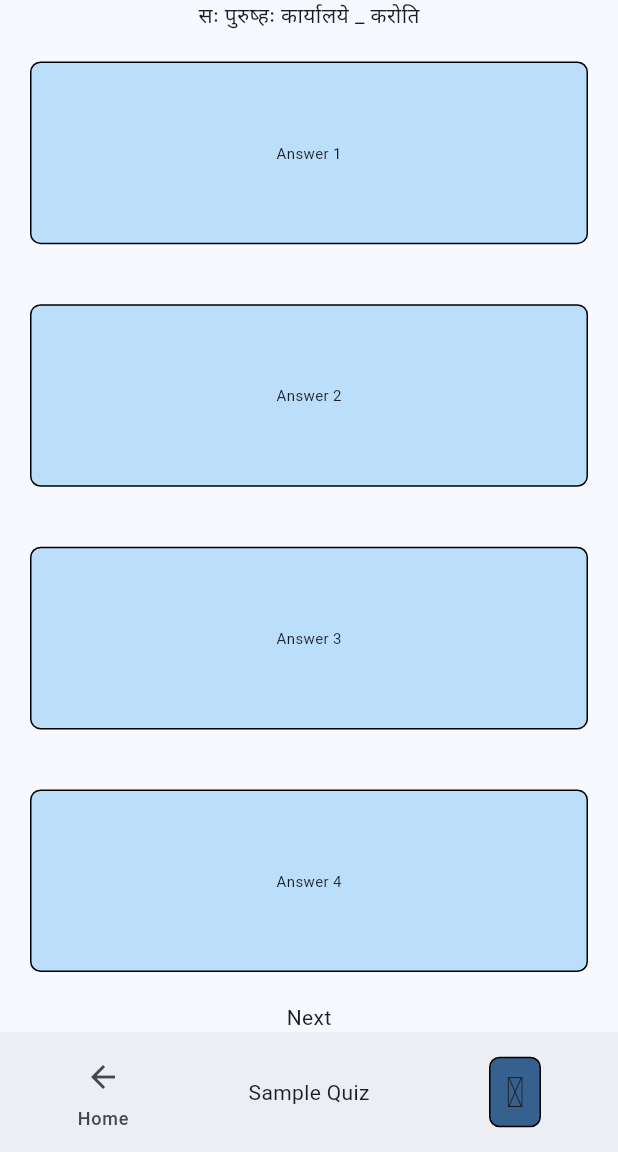
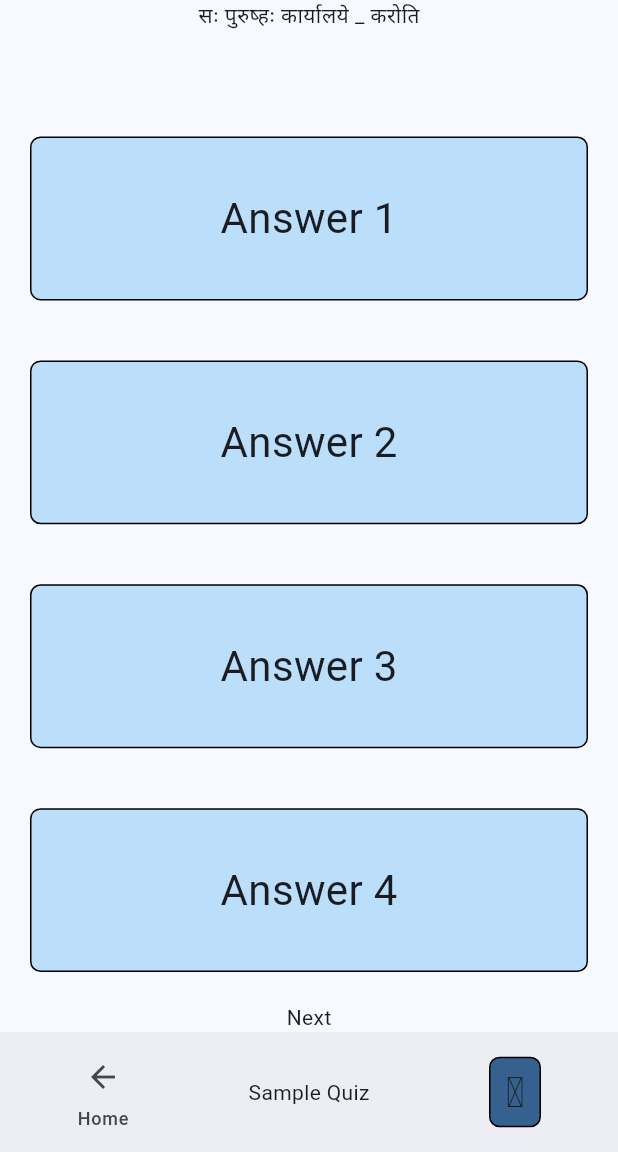
Before and after one commit to JishnuM5/5MinuteSanskrit, a Flutter app: the MyHomePage screen opened directly, after a tap on "Sample Quiz", on a phone screen of 412 x 824 dp, the part 84-1236 px from its top. Run offline on Flutter 3.47's test engine with Material 3 defaults, Android fonts, the phone set to English and light mode, and no system bars.

Commit message:
Implementing a theme, text animation, and file organization

```diff
--- a/lib/main.dart
+++ b/lib/main.dart
@@ -1,5 +1,6 @@
 import 'package:flutter/material.dart';
 import 'package:provider/provider.dart';
+import 'quiz_page.dart';
 
 void main() {
   runApp(const MyApp());
@@ -19,8 +20,9 @@ class MyApp extends StatelessWidget {
         theme: ThemeData(
           colorScheme: ColorScheme.fromSeed(seedColor: Colors.blue),
           useMaterial3: true,
+          //fontFamily:
         ),
-        home: const MyHomePage(title: '5 Minute Sanskrit'),
+        home: const MyHomePage(title: '5 Minute संस्कृतम्'),
       ),
     );
   }
@@ -132,6 +134,7 @@ class _MyHomePageState extends State<MyHomePage> {
   }
 }
 
+//This is the navigation bar that will be displayed on the main page
 class NavBar extends StatelessWidget {
   const NavBar({super.key, required this.appState, required this.navBarIndex});
 
@@ -247,13 +250,11 @@ class _MainPageState extends State<MainPage> {
                         const BoxConstraints.tightFor(width: 800, height: 200),
                     padding: const EdgeInsets.all(15.0),
                     alignment: Alignment.center,
-                    child: const Text(
+                    child: Text(
                       'Sample Quiz',
-                      style: TextStyle(
-                          fontSize: 20.0 //DefaultTextStyle.of(context)
-                          // .style
-                          // .apply(fontSizeFactor: 2.0), <-Future Code
-                          ),
+                      style: DefaultTextStyle.of(context)
+                          .style
+                          .apply(fontSizeFactor: 2.0),
                     ),
                   ),
                 ),
@@ -265,75 +266,3 @@ class _MainPageState extends State<MainPage> {
     );
   }
 }
-
-class QuizPage extends StatefulWidget {
-  const QuizPage({super.key});
-
-  @override
-  State<QuizPage> createState() => _QuizPageState();
-}
-
-class _QuizPageState extends State<QuizPage> {
-  @override
-  Widget build(BuildContext context) {
-    return Scaffold(
-      // A scroll view of questions
-      body: LayoutBuilder(builder: (context, constraints) {
-        return SingleChildScrollView(
-          child: ConstrainedBox(
-            constraints: BoxConstraints(
-                minWidth: constraints.maxWidth,
-                minHeight: constraints.maxHeight),
-            child: const IntrinsicHeight(
-              child: Column(
-                mainAxisSize: MainAxisSize.max,
-                children: [
-                  Text('सः पुरुष्हः कार्यालये _ करोति'),
-                  Expanded(child: AnswerTile(option: 'Answer 1')),
-                  Expanded(child: AnswerTile(option: 'Answer 2')),
-                  Expanded(child: AnswerTile(option: 'Answer 3')),
-                  Expanded(child: AnswerTile(option: 'Answer 4')),
-                  Text('Next'),
-                ],
-              ),
-            ),
-          ),
-        );
-      }),
-    );
-  }
-}
-
-class AnswerTile extends StatelessWidget {
-  const AnswerTile({
-    super.key,
-    required this.option,
-  });
-
-  final String option;
-
-  @override
-  Widget build(BuildContext context) {
-    return Padding(
-      padding: const EdgeInsets.all(20.0),
-      child: Container(
-        decoration: BoxDecoration(
-          border: Border.all(
-            color: Colors.black,
-          ),
-          borderRadius: const BorderRadius.all(Radius.circular(7)),
-          color: Theme.of(context).primaryColorLight,
-        ),
-        padding: const EdgeInsets.all(15.0),
-        alignment: Alignment.center,
-        child: Text(
-          option,
-          style: const TextStyle(fontSize: 10.0 //DefaultTextStyle.of(context)
-              // .style
-              // .apply(fontSizeFactor: 2.0), <-Future Code
-              ),
-        ),
-      ),
-    );
-  }
-}
--- /dev/null
+++ b/lib/quiz_page.dart
@@ -0,0 +1,72 @@
+import 'package:flutter/material.dart';
+//import 'package:provider/provider.dart';
+
+class QuizPage extends StatefulWidget {
+  const QuizPage({super.key});
+
+  @override
+  State<QuizPage> createState() => _QuizPageState();
+}
+
+class _QuizPageState extends State<QuizPage> {
+  @override
+  Widget build(BuildContext context) {
+    return Scaffold(
+      // A scroll view of questions
+      body: LayoutBuilder(builder: (context, constraints) {
+        return SingleChildScrollView(
+          child: ConstrainedBox(
+            constraints: BoxConstraints(
+                minWidth: constraints.maxWidth,
+                minHeight: constraints.maxHeight),
+            child: const IntrinsicHeight(
+              child: Column(
+                mainAxisSize: MainAxisSize.max,
+                children: [
+                  Text('सः पुरुष्हः कार्यालये _ करोति'),
+                  SizedBox(height: 50),
+                  Expanded(child: AnswerTile(option: 'Answer 1')),
+                  Expanded(child: AnswerTile(option: 'Answer 2')),
+                  Expanded(child: AnswerTile(option: 'Answer 3')),
+                  Expanded(child: AnswerTile(option: 'Answer 4')),
+                  Text('Next'),
+                ],
+              ),
+            ),
+          ),
+        );
+      }),
+    );
+  }
+}
+
+class AnswerTile extends StatelessWidget {
+  const AnswerTile({
+    super.key,
+    required this.option,
+  });
+
+  final String option;
+
+  @override
+  Widget build(BuildContext context) {
+    return Padding(
+      padding: const EdgeInsets.all(20.0),
+      child: Container(
+        decoration: BoxDecoration(
+          border: Border.all(
+            color: Colors.black,
+          ),
+          borderRadius: const BorderRadius.all(Radius.circular(7)),
+          color: Theme.of(context).primaryColorLight,
+        ),
+        padding: const EdgeInsets.all(15.0),
+        alignment: Alignment.center,
+        child: Text(
+          option,
+          style: DefaultTextStyle.of(context).style.apply(fontSizeFactor: 2.0),
+        ),
+      ),
+    );
+  }
+}
--- a/pubspec.yaml
+++ b/pubspec.yaml
@@ -31,11 +31,13 @@ dependencies:
   flutter:
     sdk: flutter
 
-
   # The following adds the Cupertino Icons font to your application.
   # Use with the CupertinoIcons class for iOS style icons.
   cupertino_icons: ^1.0.6
   provider: ^6.1.2
+  google_fonts: ^6.2.0
+  animated_text_kit: ^4.2.2
+
 
 dev_dependencies:
   flutter_test:
```
Also changed, not shown: lib/themes.dart (added), pubspec.lock, 3 other files.
